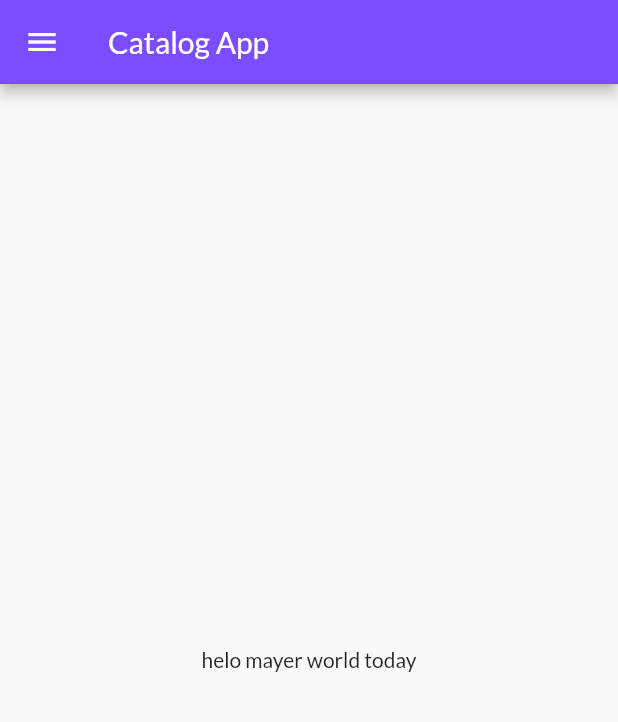
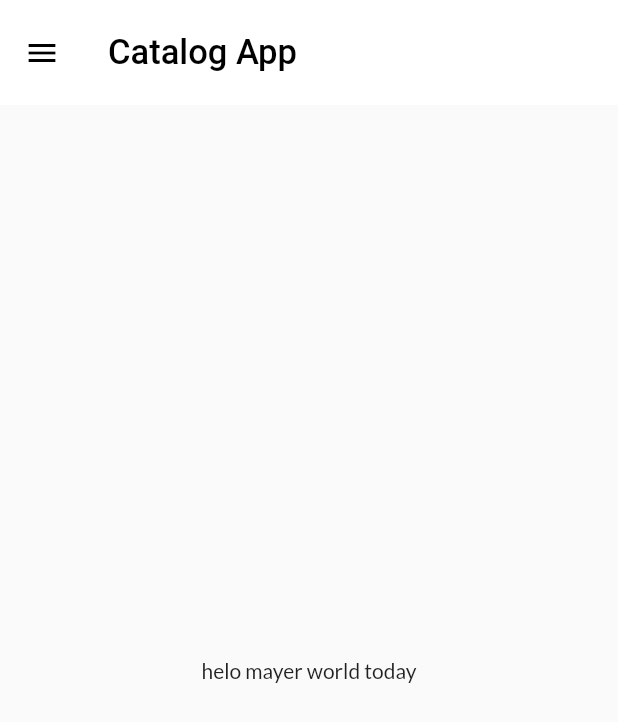
Before and after one commit to Slutishboy/flutterProject, a Flutter app: the screen it shows after launch, on a phone screen of 412 x 824 dp. Shown: the top 722 px of the screen. Run offline on Flutter 3.47's test engine with Material 2 defaults, Android fonts, the phone set to English and light mode, and no system bars; our stand-ins replace google_fonts.

Commit message:
Theme Extracted Day10

```diff
--- a/lib/main.dart
+++ b/lib/main.dart
@@ -1,6 +1,7 @@
 import 'package:fapp/pages/home_page.dart';
 import 'package:fapp/pages/login_page.dart';
 import 'package:fapp/utils/routes.dart';
+import 'package:fapp/widgets/themes.dart';
 import 'package:flutter/material.dart';
 import 'package:google_fonts/google_fonts.dart';
 
@@ -14,11 +15,9 @@ class MyApp extends StatelessWidget {
     return MaterialApp(
       // home: HomePage(),
       themeMode: ThemeMode.light,
-      theme: ThemeData(primarySwatch: Colors.brown,
-      fontFamily: GoogleFonts.lato().fontFamily,
-      primaryTextTheme:GoogleFonts.latoTextTheme() ),
+      theme: MyTheme.lightTheme(context),
       debugShowCheckedModeBanner: false,
-      darkTheme: ThemeData(brightness: Brightness.dark),
+      darkTheme: MyTheme.darkTheme(context),
       initialRoute: "/home",
       routes: {
         "/": (context) => LoginPage(),
--- a/lib/pages/home_page.dart
+++ b/lib/pages/home_page.dart
@@ -9,8 +9,7 @@ class HomePage extends StatelessWidget {
   Widget build(BuildContext context) {
     return Scaffold(
       appBar: AppBar(
-        title: Text("Catalog App"),
-        backgroundColor: Colors.deepPurpleAccent,
+        title:  Text("Catalog App",style: TextStyle(color: Colors.black,fontSize: 23),),
       ),
       body: Center(
         child: Container(
--- /dev/null
+++ b/lib/widgets/themes.dart
@@ -0,0 +1,20 @@
+import 'package:flutter/material.dart';
+import 'package:google_fonts/google_fonts.dart';
+
+class MyTheme {
+  static ThemeData  lightTheme(BuildContext context) => ThemeData(
+      primarySwatch: Colors.deepPurple,
+      fontFamily: GoogleFonts.lato().fontFamily,
+      primaryTextTheme: GoogleFonts.latoTextTheme(),
+      appBarTheme: AppBarTheme(
+        color: Colors.white,
+        elevation: 0.0,
+        iconTheme: IconThemeData(color: Colors.black),
+        // textTheme: Theme.of(context).textTheme,
+        titleTextStyle: Theme.of(context).textTheme.headline6,
+        toolbarTextStyle: Theme.of(context).textTheme.headline4,
+        toolbarHeight: 70,
+      ));
+  static ThemeData  darkTheme(BuildContext context) => ThemeData(brightness: Brightness.dark);
+
+}
```
